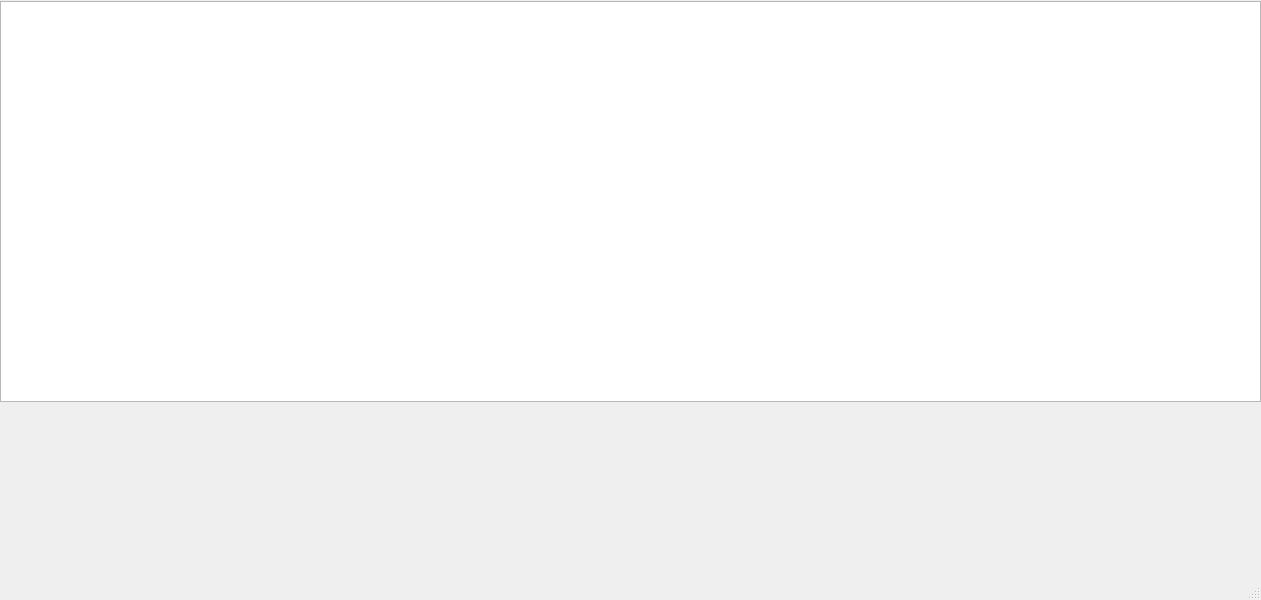
First picture: the form in ui/plutopropvis.ui, repository siva82kb/pluto-assessment, before the edit.
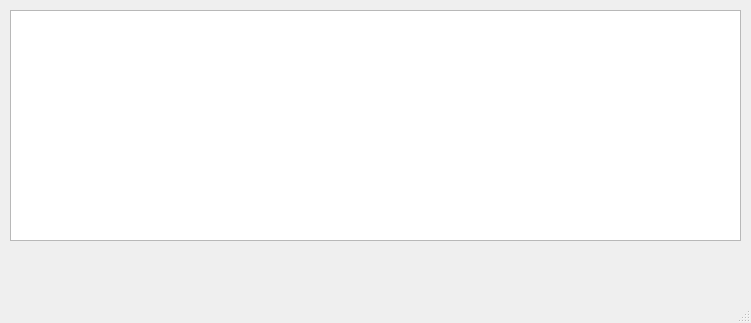
Second picture: the form after the edit.

Diff of the .ui file:
```diff
--- a/ui/plutopropvis.ui
+++ b/ui/plutopropvis.ui
@@ -6,10 +6,22 @@
    <rect>
     <x>0</x>
     <y>0</y>
-    <width>1261</width>
-    <height>600</height>
+    <width>751</width>
+    <height>323</height>
    </rect>
   </property>
+  <property name="minimumSize">
+   <size>
+    <width>751</width>
+    <height>323</height>
+   </size>
+  </property>
+  <property name="maximumSize">
+   <size>
+    <width>751</width>
+    <height>323</height>
+   </size>
+  </property>
   <property name="windowTitle">
    <string>MainWindow</string>
   </property>
@@ -17,10 +29,10 @@
    <widget class="QGraphicsView" name="hand_open_close">
     <property name="geometry">
      <rect>
-      <x>0</x>
-      <y>1</y>
-      <width>1261</width>
-      <height>401</height>
+      <x>10</x>
+      <y>10</y>
+      <width>731</width>
+      <height>231</height>
      </rect>
     </property>
    </widget>
```
Left out of the diff: 16 changed lines with no effect on the pictures.
